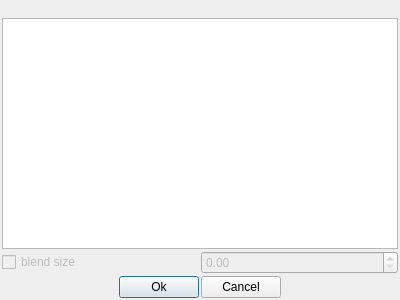
Before: the Qt Designer form new_map_editor/terraintextures.ui in xaphier/Eternal-Lands, drawn with Qt 5.
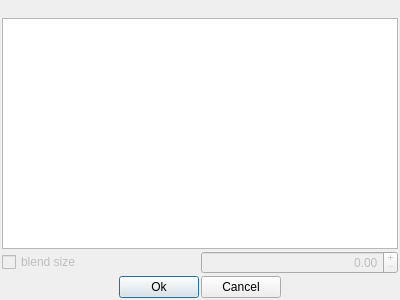
After: the same form once the commit is applied. Icons and pictures are not drawn.

```diff
--- a/new_map_editor/terraintextures.ui
+++ b/new_map_editor/terraintextures.ui
@@ -119,6 +119,18 @@
      <property name="enabled">
       <bool>false</bool>
      </property>
+     <property name="alignment">
+      <set>Qt::AlignRight|Qt::AlignTrailing|Qt::AlignVCenter</set>
+     </property>
+     <property name="buttonSymbols">
+      <enum>QAbstractSpinBox::PlusMinus</enum>
+     </property>
+     <property name="maximum">
+      <double>1.000000000000000</double>
+     </property>
+     <property name="singleStep">
+      <double>0.050000000000000</double>
+     </property>
     </widget>
    </item>
   </layout>
```
Left out of the diff: 16 changed lines with no effect on the pictures.
